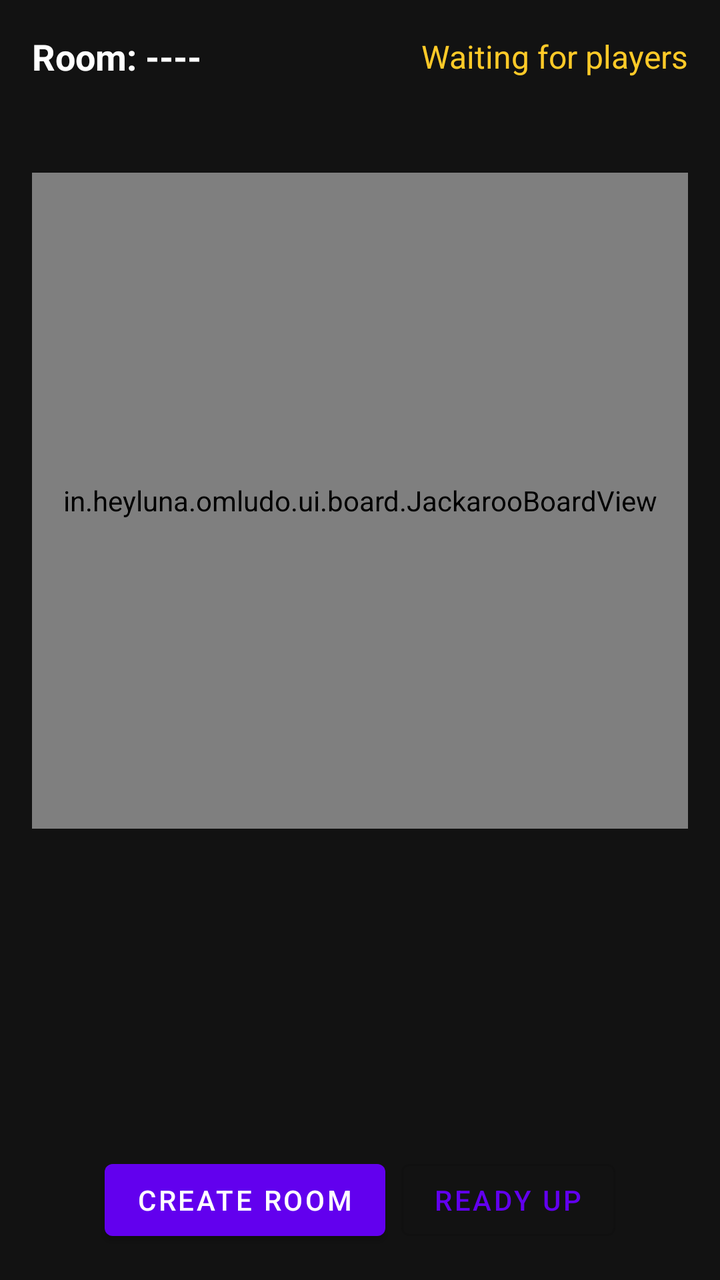
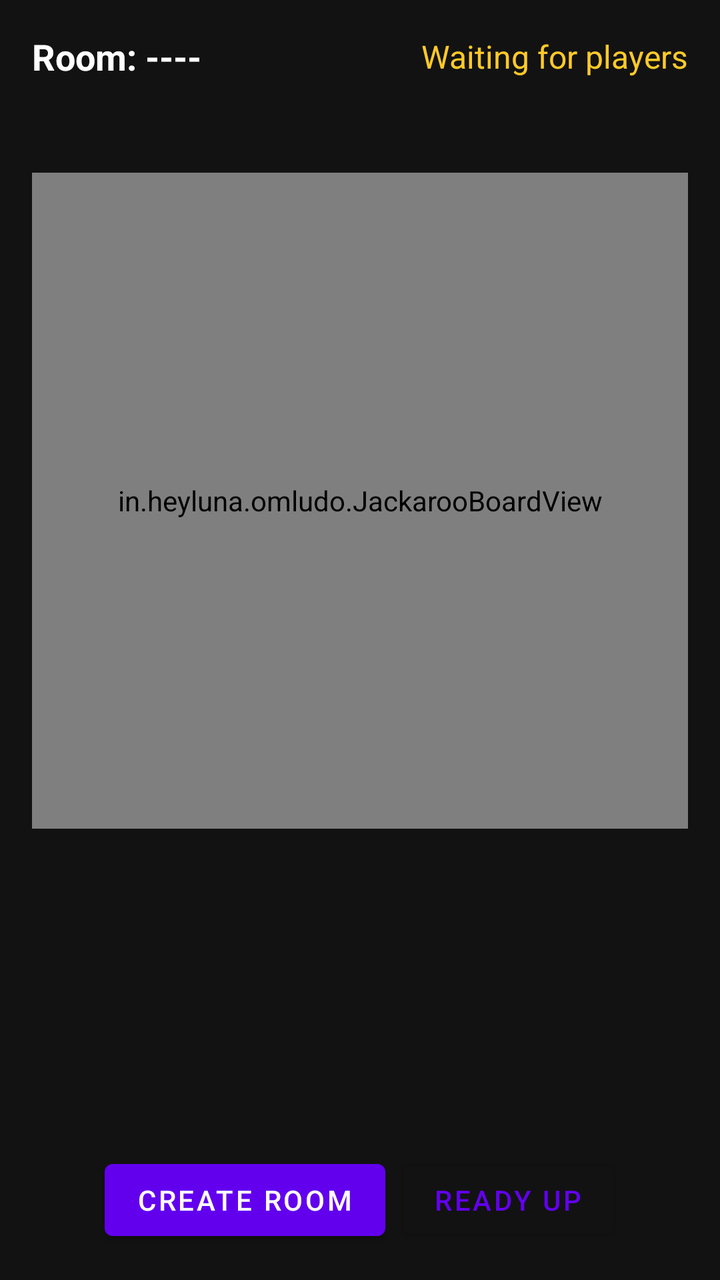

Two renders of the same Android screen: before a commit and after it. Below are the layout's source before the change and the commit's diff.
<!-- AndroidManifest.xml: application theme Theme.OmLudo -->
<!-- res/layout/activity_main.xml -->
<?xml version="1.0" encoding="utf-8"?>
<androidx.constraintlayout.widget.ConstraintLayout xmlns:android="http://schemas.android.com/apk/res/android"
    xmlns:app="http://schemas.android.com/apk/res-auto"
    xmlns:tools="http://schemas.android.com/tools"
    android:id="@+id/main"
    android:layout_width="match_parent"
    android:layout_height="match_parent"
    android:background="#121212">

    
    <LinearLayout
        android:id="@+id/topBar"
        android:layout_width="0dp"
        android:layout_height="wrap_content"
        android:orientation="horizontal"
        android:padding="16dp"
        android:gravity="center_vertical"
        app:layout_constraintTop_toTopOf="parent"
        app:layout_constraintStart_toStartOf="parent"
        app:layout_constraintEnd_toEndOf="parent">

        <TextView
            android:id="@+id/tvRoomCode"
            android:layout_width="0dp"
            android:layout_height="wrap_content"
            android:layout_weight="1"
            android:text="Room: ----"
            android:textColor="#FFFFFF"
            android:textSize="18sp"
            android:textStyle="bold" />

        <TextView
            android:id="@+id/tvTurnStatus"
            android:layout_width="wrap_content"
            android:layout_height="wrap_content"
            android:text="Waiting for players"
            android:textColor="#FFCA28"
            android:textSize="16sp" />
    </LinearLayout>

    
    <in.heyluna.omludo.ui.board.JackarooBoardView
        android:id="@+id/boardView"
        android:layout_width="0dp"
        android:layout_height="0dp"
        android:layout_margin="16dp"
        app:layout_constraintDimensionRatio="1:1"
        app:layout_constraintTop_toBottomOf="@id/topBar"
        app:layout_constraintBottom_toTopOf="@id/cardsContainer"
        app:layout_constraintStart_toStartOf="parent"
        app:layout_constraintEnd_toEndOf="parent" />

    
    <HorizontalScrollView
        android:id="@+id/cardsContainer"
        android:layout_width="0dp"
        android:layout_height="100dp"
        android:layout_marginHorizontal="16dp"
        android:layout_marginBottom="16dp"
        app:layout_constraintBottom_toTopOf="@id/bottomControls"
        app:layout_constraintStart_toStartOf="parent"
        app:layout_constraintEnd_toEndOf="parent">

        <LinearLayout
            android:id="@+id/llHandCards"
            android:layout_width="wrap_content"
            android:layout_height="match_parent"
            android:orientation="horizontal"
            android:gravity="center_vertical" />
    </HorizontalScrollView>

    
    <LinearLayout
        android:id="@+id/bottomControls"
        android:layout_width="0dp"
        android:layout_height="wrap_content"
        android:orientation="horizontal"
        android:padding="16dp"
        android:gravity="center"
        app:layout_constraintBottom_toBottomOf="parent"
        app:layout_constraintStart_toStartOf="parent"
        app:layout_constraintEnd_toEndOf="parent">

        <com.google.android.material.button.MaterialButton
            android:id="@+id/btnCreateRoom"
            android:layout_width="wrap_content"
            android:layout_height="wrap_content"
            android:text="Create Room"
            android:layout_marginEnd="8dp" />

        <com.google.android.material.button.MaterialButton
            android:id="@+id/btnReady"
            android:layout_width="wrap_content"
            android:layout_height="wrap_content"
            android:text="Ready Up"
            style="@style/Widget.MaterialComponents.Button.OutlinedButton" />
    </LinearLayout>

</androidx.constraintlayout.widget.ConstraintLayout>
<!-- resources referenced by this layout -->
<resources>
  <style name="Theme.OmLudo" parent="Theme.MaterialComponents.DayNight.DarkActionBar">
          
          <item name="colorPrimary">@color/purple_500</item>
          <item name="colorPrimaryVariant">@color/purple_700</item>
          <item name="colorOnPrimary">@color/white</item>
          
          <item name="colorSecondary">@color/teal_200</item>
          <item name="colorSecondaryVariant">@color/teal_700</item>
          <item name="colorOnSecondary">@color/black</item>
          
          <item name="android:statusBarColor">?attr/colorPrimaryVariant</item>
          
      </style>
  <color name="purple_500">#FF6200EE</color>
  <color name="purple_700">#FF3700B3</color>
  <color name="white">#FFFFFFFF</color>
  <color name="teal_200">#FF03DAC5</color>
  <color name="teal_700">#FF018786</color>
  <color name="black">#FF000000</color>
</resources>

<!-- the commit's change to res/layout/activity_main.xml (unified diff, before → after) -->
@@ -39,7 +39,7 @@
     </LinearLayout>
 
     
-    <in.heyluna.omludo.ui.board.JackarooBoardView
+    <in.heyluna.omludo.JackarooBoardView
         android:id="@+id/boardView"
         android:layout_width="0dp"
         android:layout_height="0dp"
